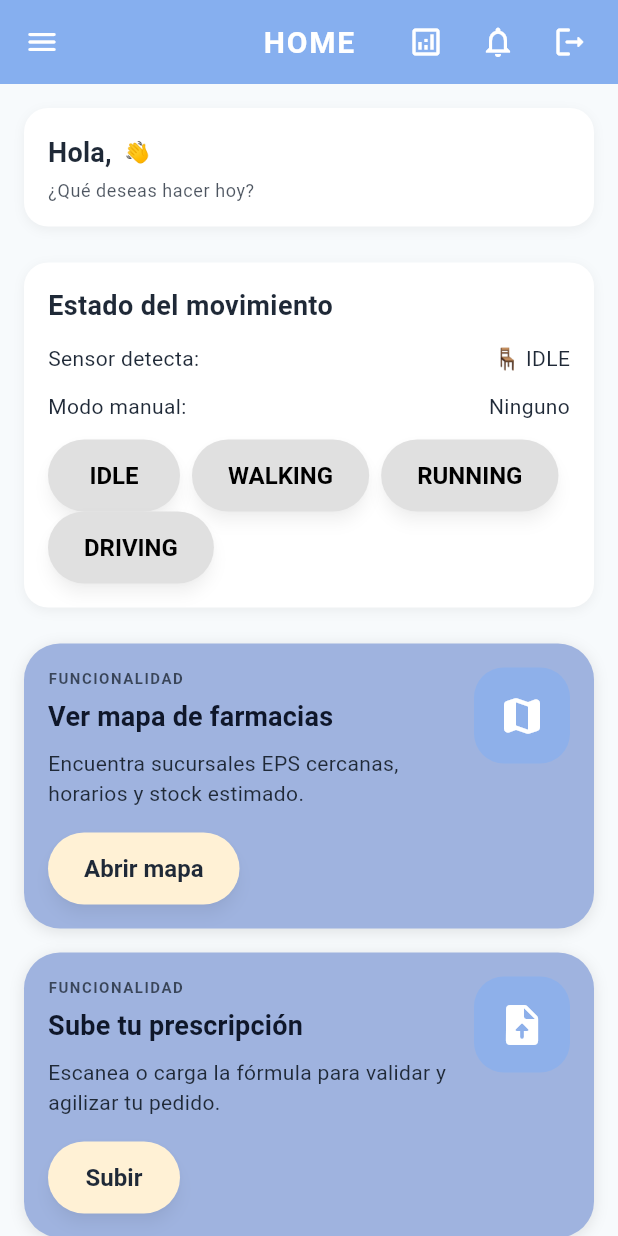
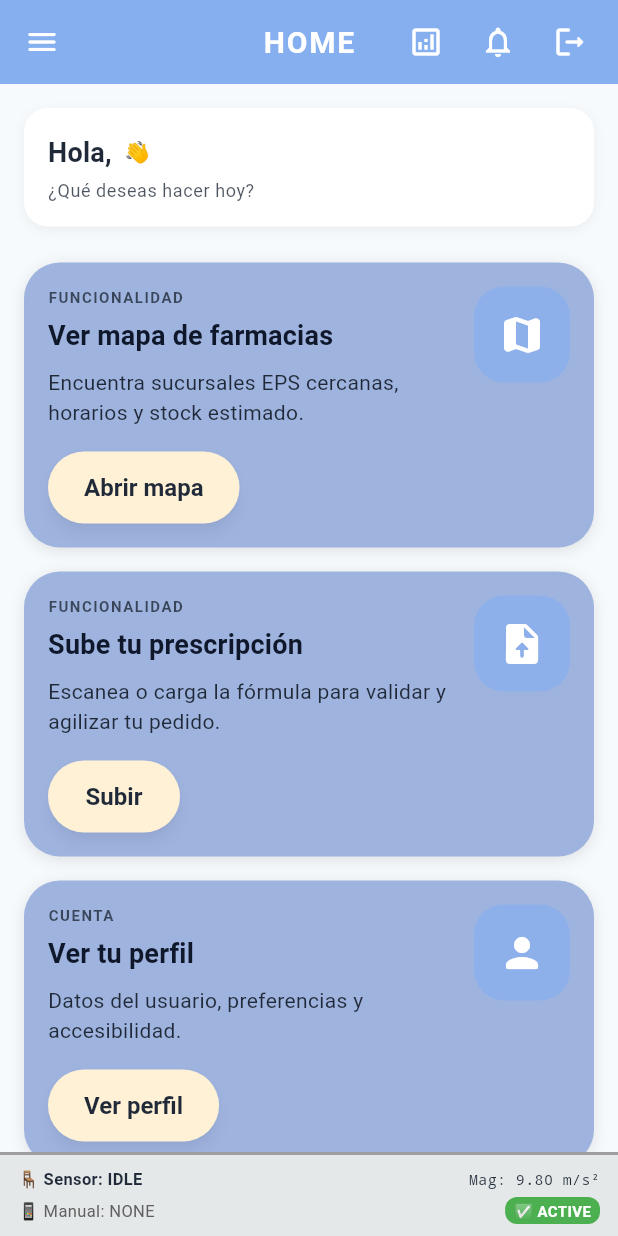
Before and after one commit to G-33-movile-applications/flutter, a Flutter app: the UploadPrescriptionPage screen opened by its route, after a tap on the "home" icon, on a phone screen of 412 x 824 dp. Run offline on Flutter 3.47's test engine with Material 3 defaults, Android fonts, the phone set to English and light mode, and no system bars; our stand-ins replace cloud_firestore, file_picker, firebase_auth, firebase_core, geolocator, google_fonts and 2 more; missing offline and left inert: syncfusion_flutter_pdf; accounts and stored records are empty; Roboto replaces fonts that are missing (Balsamiq Sans, Poetsen One).

Commit message:
feat(motion): robust driving detection & debug UI
- Add debounce and settle timers to reduce false positives
- Prompt user with single confirmation dialog before enabling driving block
- Add 5-minute cooldown after user selects "No"
- Auto-exit driving-confirmed mode after 15s sustained non-driving
- Ensure sensor changes override manual overrides
- Add a compact motion debug bar (bottom) for realtime state and manual forcing
- Fix dialog duplication with single-flight guards in provider + HomeScreen
- Proper lifecycle and timer cleanup for MotionProvider

```diff
--- a/mymeds/lib/main.dart
+++ b/mymeds/lib/main.dart
@@ -17,7 +17,7 @@ Future<void> main() async {
   );
 
   // 🌱 SEEDING: Uncomment to seed database (run once then comment out)
-  await FirebaseSeeder().seedAll();
+  //await FirebaseSeeder().seedAll();
 
   // Initialize user session management
   await UserSession().init();
--- a/mymeds/lib/ui/home/home_screen.dart
+++ b/mymeds/lib/ui/home/home_screen.dart
@@ -1,22 +1,112 @@
 import 'package:flutter/material.dart';
 import 'widgets/feature_card.dart';
+import 'widgets/motion_debug_bar.dart';
 import '../../theme/app_theme.dart';
 import '../../services/user_session.dart';
 import '../../models/user_model.dart';
 import '../analytics/delivery_analytics_screen.dart';
 import 'package:provider/provider.dart';
 import '../../providers/motion_provider.dart';
-import '../../services/motion_service.dart';
 
-class HomeScreen extends StatelessWidget {
+class HomeScreen extends StatefulWidget {
   const HomeScreen({super.key});
+
+  @override
+  State<HomeScreen> createState() => _HomeScreenState();
+}
+
+class _HomeScreenState extends State<HomeScreen> {
+  bool _dialogOpen = false; // Guard to prevent duplicate dialogs
+
+  @override
+  void initState() {
+    super.initState();
+    // Check for driving confirmation needs after first frame
+    WidgetsBinding.instance.addPostFrameCallback((_) {
+      _checkDrivingConfirmation();
+    });
+  }
+
+  void _checkDrivingConfirmation() {
+    if (!mounted) return;
+
+    final motionProvider = context.read<MotionProvider>();
+
+    // Guard: only show dialog if needed and not already open
+    if (motionProvider.needsUserConfirmation &&
+        !motionProvider.alertShown &&
+        !_dialogOpen) {
+      _showDrivingConfirmationDialog();
+    }
+  }
+
+  void _showDrivingConfirmationDialog() {
+    if (_dialogOpen) return; // Extra safety guard
+
+    final motionProvider = context.read<MotionProvider>();
+
+    // Mark as shown BEFORE showing dialog to prevent duplicates
+    motionProvider.markDialogShown();
+    _dialogOpen = true;
+
+    showDialog(
+      context: context,
+      barrierDismissible: false,
+      builder: (context) => AlertDialog(
+        title: const Row(
+          children: [
+            Icon(Icons.directions_car_rounded, color: Colors.orange, size: 32),
+            SizedBox(width: 12),
+            Text('¿Estás conduciendo?'),
+          ],
+        ),
+        content: const Text(
+          'Detectamos que podrías estar conduciendo. Por tu seguridad, '
+          'algunas funciones se desactivarán si confirmas que estás al volante.',
+          style: TextStyle(fontSize: 16),
+        ),
+        actions: [
+          TextButton(
+            onPressed: () {
+              context.read<MotionProvider>().setIsDrivingConfirmed(false);
+              Navigator.pop(context);
+            },
+            child: const Text(
+              'No, no estoy conduciendo',
+              style: TextStyle(color: Colors.green, fontWeight: FontWeight.bold),
+            ),
+          ),
+          ElevatedButton(
+            style: ElevatedButton.styleFrom(
+              backgroundColor: Colors.red,
+              foregroundColor: Colors.white,
+            ),
+            onPressed: () {
+              context.read<MotionProvider>().setIsDrivingConfirmed(true);
+              Navigator.pop(context);
+            },
+            child: const Text('Sí, estoy conduciendo'),
+          ),
+        ],
+      ),
+    ).whenComplete(() {
+      // Reset guard when dialog closes
+      if (mounted) {
+        context.read<MotionProvider>().markDialogClosed();
+        _dialogOpen = false;
+      }
+    });
+  }
 
   @override
   Widget build(BuildContext context) {
     final theme = Theme.of(context);
-    final motionProvider = context.watch<MotionProvider>();
-    final motionState = motionProvider.motionState;
-    final manualState = motionProvider.manualState;
+
+    // Watch for provider changes and check for confirmation needs
+    context.watch<MotionProvider>();
+    WidgetsBinding.instance.addPostFrameCallback((_) {
+      _checkDrivingConfirmation();
+    });
     return Scaffold(
       backgroundColor: AppTheme.scaffoldBackgroundColor,
       appBar: AppBar(
@@ -58,7 +148,10 @@ class HomeScreen extends StatelessWidget {
           const SizedBox(width: 8),
         ],
       ),
-      body: CustomScrollView(
+      body: Column(
+        children: [
+          Expanded(
+            child: CustomScrollView(
               slivers: [
                 SliverPadding(
                   padding: const EdgeInsets.all(16),
@@ -66,9 +159,6 @@ class HomeScreen extends StatelessWidget {
                     delegate: SliverChildListDelegate([
                       // Greeting section
                       _buildGreetingSection(theme),
-                const SizedBox(height: 24),
-                // Motion status panel
-                _buildMotionStatusPanel(context, motionState, manualState),
                       const SizedBox(height: 24),
                       // Feature cards
                       FeatureCard(
@@ -115,6 +205,11 @@ class HomeScreen extends StatelessWidget {
                     ]),
                   ),
                 ),
+              ],
+            ),
+          ),
+          // Debug status bar at bottom
+          const MotionDebugBar(),
         ],
       ),
     );
@@ -175,93 +270,4 @@ class HomeScreen extends StatelessWidget {
       ),
     );
   }
-
-Widget _buildMotionStatusPanel(
-    BuildContext context,
-    MotionState current,
-    MotionState? manual,
-  ) {
-    final motionProvider = context.read<MotionProvider>();
-
-    String stateToEmoji(MotionState s) {
-      switch (s) {
-        case MotionState.idle:
-          return '🪑';
-        case MotionState.walking:
-          return '🚶‍♂️';
-        case MotionState.running:
-          return '🏃‍♂️';
-        case MotionState.driving:
-          return '🚗';
 }
-    }
-
-    return Container(
-      padding: const EdgeInsets.all(16),
-      decoration: BoxDecoration(
-        color: Colors.white,
-        borderRadius: BorderRadius.circular(16),
-        boxShadow: [
-          BoxShadow(
-            color: Colors.black.withOpacity(0.05),
-            blurRadius: 6,
-            offset: const Offset(0, 2),
-          ),
-        ],
-      ),
-      child: Column(
-        crossAxisAlignment: CrossAxisAlignment.start,
-        children: [
-          const Text(
-            'Estado del movimiento',
-            style: TextStyle(fontWeight: FontWeight.bold, fontSize: 18),
-          ),
-          const SizedBox(height: 12),
-
-          // Current sensor reading
-          Row(
-            mainAxisAlignment: MainAxisAlignment.spaceBetween,
-            children: [
-              const Text('Sensor detecta:'),
-              Text('${stateToEmoji(current)} ${current.name.toUpperCase()}'),
-            ],
-          ),
-
-          const SizedBox(height: 12),
-
-          // Manual mode info
-          Row(
-            mainAxisAlignment: MainAxisAlignment.spaceBetween,
-            children: [
-              const Text('Modo manual:'),
-              Text(manual != null
-                  ? '${stateToEmoji(manual)} ${manual.name.toUpperCase()}'
-                  : 'Ninguno'),
-            ],
-          ),
-
-          const SizedBox(height: 12),
-
-          // Manual buttons
-          Wrap(
-            spacing: 8,
-            children: MotionState.values.map((state) {
-              final isActive = manual == state;
-              return ElevatedButton(
-                style: ElevatedButton.styleFrom(
-                  backgroundColor:
-                      isActive ? Colors.blueAccent : Colors.grey[300],
-                  foregroundColor: isActive ? Colors.white : Colors.black,
-                ),
-                onPressed: () {
-                  motionProvider.setManualState(isActive ? null : state);
-                },
-                child: Text(state.name.toUpperCase()),
-              );
-            }).toList(),
-          ),
-        ],
-      ),
-    );
-}
-}
--- /dev/null
+++ b/mymeds/lib/ui/home/widgets/motion_debug_bar.dart
@@ -0,0 +1,181 @@
+import 'package:flutter/material.dart';
+import 'package:provider/provider.dart';
+import '../../../providers/motion_provider.dart';
+import '../../../services/motion_service.dart';
+
+/// Debug status bar for motion detection testing
+/// Shows below the bottom navigation bar
+class MotionDebugBar extends StatelessWidget {
+  const MotionDebugBar({super.key});
+
+  @override
+  Widget build(BuildContext context) {
+    final motionProvider = context.watch<MotionProvider>();
+    final sensorState = motionProvider.sensorState;
+    final manualState = motionProvider.manualState;
+    final isDrivingConfirmed = motionProvider.isDriving;
+    final magnitude = motionProvider.currentMagnitude;
+
+    final effectiveState = motionProvider.motionState;
+
+    Color getStateColor(MotionState state) {
+      switch (state) {
+        case MotionState.idle:
+          return Colors.grey;
+        case MotionState.walking:
+          return Colors.blue;
+        case MotionState.running:
+          return Colors.orange;
+        case MotionState.driving:
+          return Colors.red;
+      }
+    }
+
+    String getStateEmoji(MotionState state) {
+      switch (state) {
+        case MotionState.idle:
+          return '🪑';
+        case MotionState.walking:
+          return '🚶‍♂️';
+        case MotionState.running:
+          return '🏃‍♂️';
+        case MotionState.driving:
+          return '🚗';
+      }
+    }
+
+    return GestureDetector(
+      onTap: () => _showDebugDialog(context, motionProvider),
+      child: Container(
+        width: double.infinity,
+        padding: const EdgeInsets.symmetric(horizontal: 12, vertical: 8),
+        decoration: BoxDecoration(
+          color: getStateColor(effectiveState).withOpacity(0.2),
+          border: Border(
+            top: BorderSide(
+              color: getStateColor(effectiveState),
+              width: 2,
+            ),
+          ),
+        ),
+        child: Column(
+          mainAxisSize: MainAxisSize.min,
+          children: [
+            Row(
+              mainAxisAlignment: MainAxisAlignment.spaceBetween,
+              children: [
+                Expanded(
+                  child: Text(
+                    '${getStateEmoji(sensorState)} Sensor: ${sensorState.name.toUpperCase()}',
+                    style: const TextStyle(
+                      fontSize: 11,
+                      fontWeight: FontWeight.bold,
+                    ),
+                  ),
+                ),
+                Text(
+                  'Mag: ${magnitude.toStringAsFixed(2)} m/s²',
+                  style: const TextStyle(
+                    fontSize: 10,
+                    fontFamily: 'monospace',
+                  ),
+                ),
+              ],
+            ),
+            const SizedBox(height: 4),
+            Row(
+              mainAxisAlignment: MainAxisAlignment.spaceBetween,
+              children: [
+                Text(
+                  manualState != null
+                      ? '${getStateEmoji(manualState)} Manual: ${manualState.name.toUpperCase()}'
+                      : '📱 Manual: NONE',
+                  style: TextStyle(
+                    fontSize: 11,
+                    color: Colors.grey[700],
+                  ),
+                ),
+                Container(
+                  padding: const EdgeInsets.symmetric(horizontal: 6, vertical: 2),
+                  decoration: BoxDecoration(
+                    color: isDrivingConfirmed ? Colors.red : Colors.green,
+                    borderRadius: BorderRadius.circular(8),
+                  ),
+                  child: Text(
+                    isDrivingConfirmed ? '🚫 BLOCKED' : '✅ ACTIVE',
+                    style: const TextStyle(
+                      fontSize: 10,
+                      color: Colors.white,
+                      fontWeight: FontWeight.bold,
+                    ),
+                  ),
+                ),
+              ],
+            ),
+          ],
+        ),
+      ),
+    );
+  }
+
+  void _showDebugDialog(BuildContext context, MotionProvider motionProvider) {
+    showDialog(
+      context: context,
+      builder: (context) => AlertDialog(
+        title: const Text('🛠️ Motion Debug Controls'),
+        content: Column(
+          mainAxisSize: MainAxisSize.min,
+          crossAxisAlignment: CrossAxisAlignment.start,
+          children: [
+            const Text(
+              'Force Manual State:',
+              style: TextStyle(fontWeight: FontWeight.bold),
+            ),
+            const SizedBox(height: 12),
+            ...MotionState.values.map((state) {
+              final isActive = motionProvider.manualState == state;
+              return Padding(
+                padding: const EdgeInsets.only(bottom: 8),
+                child: SizedBox(
+                  width: double.infinity,
+                  child: ElevatedButton(
+                    style: ElevatedButton.styleFrom(
+                      backgroundColor: isActive ? Colors.blue : Colors.grey[300],
+                      foregroundColor: isActive ? Colors.white : Colors.black,
+                    ),
+                    onPressed: () {
+                      motionProvider.setManualState(isActive ? null : state);
+                      Navigator.pop(context);
+                    },
+                    child: Text(
+                      isActive
+                          ? '✓ ${state.name.toUpperCase()} (Active)'
+                          : state.name.toUpperCase(),
+                    ),
+                  ),
+                ),
+              );
+            }).toList(),
+            const Divider(),
+            SizedBox(
+              width: double.infinity,
+              child: OutlinedButton(
+                onPressed: () {
+                  motionProvider.setManualState(null);
+                  Navigator.pop(context);
+                },
+                child: const Text('Clear Manual Override'),
+              ),
+            ),
+          ],
+        ),
+        actions: [
+          TextButton(
+            onPressed: () => Navigator.pop(context),
+            child: const Text('Close'),
+          ),
+        ],
+      ),
+    );
+  }
+}
--- a/mymeds/lib/ui/map/map_screen.dart
+++ b/mymeds/lib/ui/map/map_screen.dart
@@ -11,7 +11,6 @@ import 'widgets/pharmacy_marker_sheet.dart';
 import '../pharmacy/pharmacy_inventory_page.dart';
 import 'package:provider/provider.dart';
 import '../../providers/motion_provider.dart';
-import '../../services/motion_service.dart';
 
 class MapScreen extends StatefulWidget {
   const MapScreen({super.key});
@@ -269,8 +268,8 @@ class _MapScreenState extends State<MapScreen> {
 
   @override
   Widget build(BuildContext context) {
-    final motionState = context.watch<MotionProvider>().motionState;
-    final isDriving = motionState == MotionState.driving;
+    final motionProvider = context.watch<MotionProvider>();
+    final isDriving = motionProvider.isDriving;
 
     return Scaffold(
      backgroundColor: AppTheme.scaffoldBackgroundColor,
--- a/mymeds/lib/ui/upload/upload_prescription.dart
+++ b/mymeds/lib/ui/upload/upload_prescription.dart
@@ -1,6 +1,5 @@
 import 'package:flutter/material.dart';
 import 'package:file_picker/file_picker.dart';
-import 'package:mymeds/services/motion_service.dart';
 import 'package:syncfusion_flutter_pdf/pdf.dart';
 import 'dart:io';
 import 'dart:convert';
@@ -102,7 +101,7 @@ class _UploadPrescriptionPageState extends State<UploadPrescriptionPage> {
 
     return Consumer<MotionProvider>(
       builder: (context, motionProvider, child) {
-        final isDriving = motionProvider.motionState == MotionState.driving;
+        final isDriving = motionProvider.isDriving;
 
         return Scaffold(
           backgroundColor: AppTheme.scaffoldBackgroundColor,
@@ -197,7 +196,7 @@ class _UploadPrescriptionPageState extends State<UploadPrescriptionPage> {
                           Icon(Icons.directions_car_rounded, color: Colors.white, size: 80),
                           SizedBox(height: 20),
                           Text(
-                            "🚗 Conduce seguro",
+                            "Modo conducción detectado",
                             style: TextStyle(
                               color: Colors.white,
                               fontSize: 24,
@@ -206,7 +205,7 @@ class _UploadPrescriptionPageState extends State<UploadPrescriptionPage> {
                           ),
                           SizedBox(height: 10),
                           Text(
-                            "Por seguridad, esta función se desactiva mientras conduces.",
+                            "Por seguridad, no puedes subir prescripciones mientras conduces.",
                             textAlign: TextAlign.center,
                             style: TextStyle(color: Colors.white70, fontSize: 16),
                           ),
```
Also changed, not shown: mymeds/lib/providers/motion_provider.dart (+114 -14 lines), mymeds/lib/services/motion_service.dart (+49 -5 lines). Lines whose indentation alone changed are shown as unchanged.
